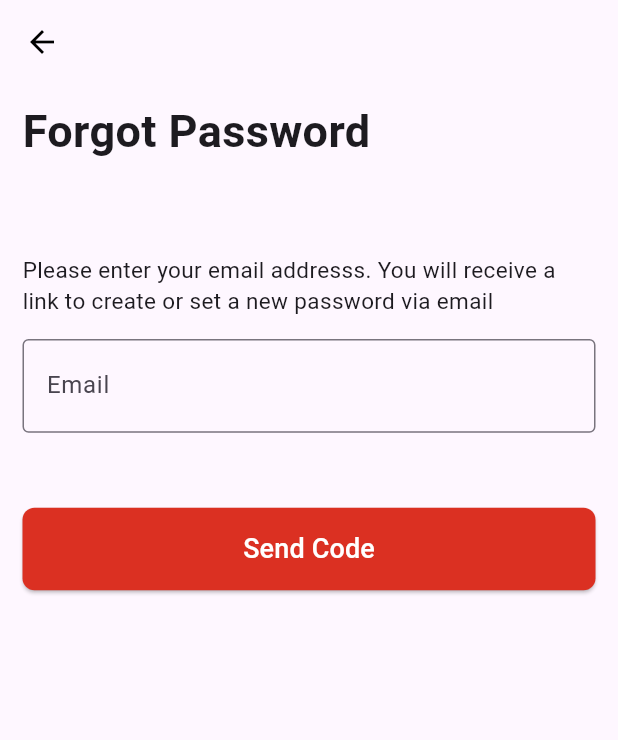
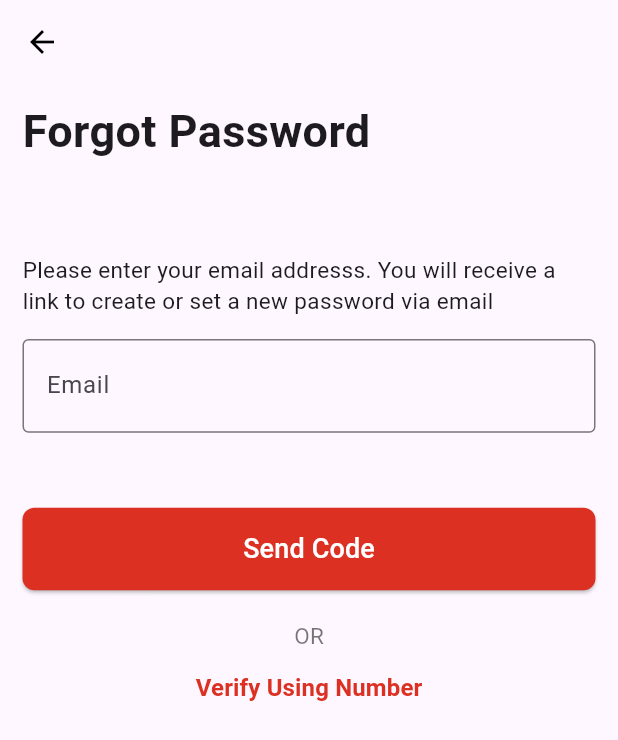
Before and after one commit to shallom-dot/ECommerce-App, a Flutter app: the ForgotPasswordScreen screen opened directly, on a phone screen of 412 x 824 dp. Shown: the top 740 px of the screen. Run offline on Flutter 3.47's test engine with Material 3 defaults, Android fonts, the phone set to English and light mode, and no system bars; our stand-ins replace introduction_screen.

Commit message:
added the verify using number feature

```diff
--- a/lib/screens/forgot_password_screen.dart
+++ b/lib/screens/forgot_password_screen.dart
@@ -24,22 +24,24 @@ class _ForgotPasswordScreenState extends State<ForgotPasswordScreen> {
       ),
       body: SingleChildScrollView(
         child: Padding(
-          padding: const EdgeInsets.symmetric(horizontal: 15),
+          padding:  EdgeInsets.symmetric(horizontal: 15),
           child: Column(
-            crossAxisAlignment: CrossAxisAlignment.start,
+           // crossAxisAlignment: CrossAxisAlignment.start,
             children: [
-              const SizedBox(height: 10),
-              const Text('Forgot Password' ,
+          const SizedBox(height: 10),
+              Align(
+              alignment: Alignment.topLeft,
+             child: Text('Forgot Password' ,
               style: TextStyle(
                 fontSize: 30,
                 fontWeight: FontWeight.bold,
-              ),),
-              const SizedBox(height: 60),
+              ),),),
+               SizedBox(height: 60),
                const Text('Please enter your email addresss. You will receive a link to create or set a new password via email' ,
               style: TextStyle(
                 fontSize: 15,
               ),),
-              const SizedBox(height: 15,),
+            const SizedBox(height: 15,),
               TextFormField(
                  controller : emailController,
                 onChanged: (value) {
@@ -77,6 +79,29 @@ class _ForgotPasswordScreenState extends State<ForgotPasswordScreen> {
               style: TextStyle(fontSize: 18, color: Colors.white),),
              ),
 
+
+                Column(
+                  children: [
+
+              const SizedBox(height: 20,),
+                    const Text("OR",
+                    style: TextStyle(
+                      color: Colors.black54,
+                      fontSize: 15,
+                    )
+                    ),
+                    TextButton(onPressed: () {
+                // Navigator.push(context, MaterialPageRoute(builder: (context) => const SignUpScreen()));
+               },
+                child: const Text('Verify Using Number',
+                 style: TextStyle(
+                  color: Color(0xFFDB3022),
+                  fontSize: 16,
+                  fontWeight: FontWeight.w600),
+                 )),
+                  ],
+                ),
+
             ],
           ),
         ),
```
